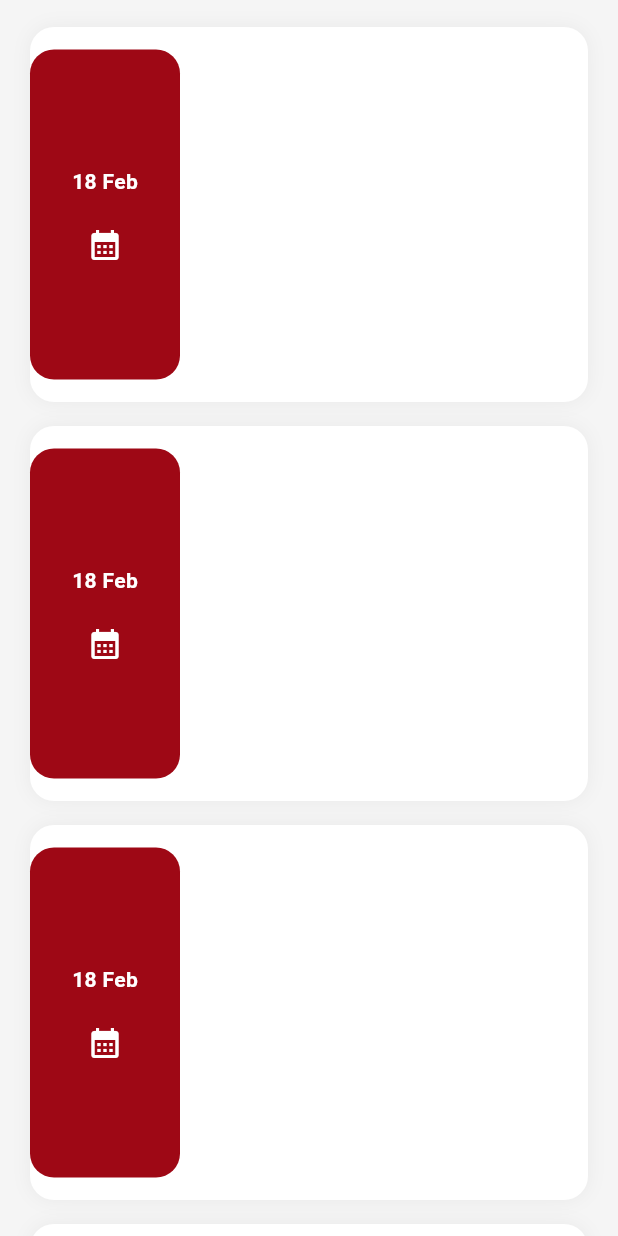
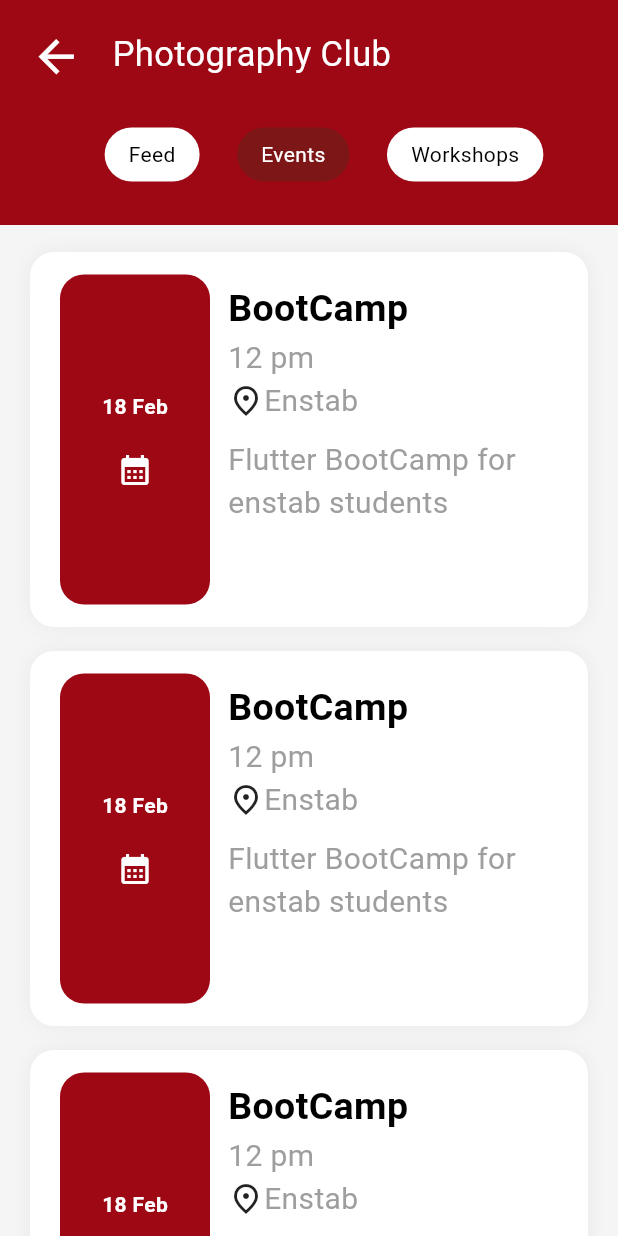
Before and after one commit to ademmhadhraoui-blip/enstab_house_pfa, a Flutter app: the ClubsPages screen opened directly, on a phone screen of 412 x 824 dp. Run offline on Flutter 3.47's test engine with Material 3 defaults, Android fonts, the phone set to English and light mode, and no system bars; missing offline and left inert: msh_checkbox.

Commit message:
update in 29/01/2026

```diff
--- a/lib/screens/clubs_pages.dart
+++ b/lib/screens/clubs_pages.dart
@@ -1,34 +1,35 @@
 import 'package:flutter/material.dart';
+import 'package:enstabhouse/screens/home_feed_screen.dart';
 class ClubsPages extends StatelessWidget {
   const ClubsPages({super.key});
   static final List<EventWidget> event = [
       EventWidget(
-          Name: 'BootCamp',
-          Description: "Flutter BootCamp for enstab students",
-          Date: "18 Feb",
-          Place: "Enstab",
-          Time: "12 pm" ,
+          name: 'BootCamp',
+          description: "Flutter BootCamp for enstab students",
+          date: "18 Feb",
+          place: "Enstab",
+          time: "12 pm" ,
       ),
     EventWidget(
-      Name: 'BootCamp',
-      Description: "Flutter BootCamp for enstab students",
-      Date: "18 Feb",
-      Place: "Enstab",
-      Time: "12 pm" ,
+      name: 'BootCamp',
+      description: "Flutter BootCamp for enstab students",
+      date: "18 Feb",
+      place: "Enstab",
+      time: "12 pm" ,
     ),
     EventWidget(
-      Name: 'BootCamp',
-      Description: "Flutter BootCamp for enstab students",
-      Date: "18 Feb",
-      Place: "Enstab",
-      Time: "12 pm" ,
+      name: 'BootCamp',
+      description: "Flutter BootCamp for enstab students",
+      date: "18 Feb",
+      place: "Enstab",
+      time: "12 pm" ,
     ),
     EventWidget(
-      Name: 'BootCamp',
-      Description: "Flutter BootCamp for enstab students",
-      Date: "18 Feb",
-      Place: "Enstab",
-      Time: "12 pm" ,
+      name: 'BootCamp',
+      description: "Flutter BootCamp for enstab students",
+      date: "18 Feb",
+      place: "Enstab",
+      time: "12 pm" ,
     ),
 
   ] ;
@@ -40,6 +41,54 @@ class ClubsPages extends StatelessWidget {
         body: SafeArea(
           child: Column(
             children: [
+              Container(
+                height: 150,
+                width: double.infinity,
+                decoration: BoxDecoration(
+                  color: Color(0xFF9E0815) ,
+                ),
+                child: Padding(
+                  padding: const EdgeInsets.only(left: 20 , top: 20),
+                  child: Column(
+                    children: [
+                      Row(
+                        crossAxisAlignment: CrossAxisAlignment.start,
+                        children: [
+                          GestureDetector(
+                            onTap: (){
+                              Navigator.push(context, MaterialPageRoute(builder: (context)=> HomeFeedScreen())
+                              );
+                            },
+                            child: Icon(Icons.arrow_back ,
+                            color: Colors.white,
+                              size: 35,
+                            ),
+                          ),
+                          SizedBox(width: 20,) ,
+                          Text("Photography Club",
+                            style: TextStyle(
+                              color: Colors.white ,
+                              fontSize: 23
+                            ),
+                          ),
+                        ],
+                      ),
+                      SizedBox(height: 30,) ,
+                      Row(
+                        mainAxisAlignment: MainAxisAlignment.center,
+                        children: [
+                          SizedBox(height: 20,),
+                          SelectedChipWidget(text: "Feed", selected: false, ) ,
+                          SizedBox(width: 25,),
+                          SelectedChipWidget(text: "Events", selected: true) ,
+                          SizedBox(width: 25,),
+                          SelectedChipWidget(text: "Workshops", selected: false, ),
+                        ],
+                      )
+                    ],
+                  ),
+                ),
+              ),
              Expanded(
                child: ListView.builder(
                  padding: const EdgeInsets.only(top: 10),
@@ -57,18 +106,18 @@ class ClubsPages extends StatelessWidget {
   }
 }
 class EventWidget {
-  final String Name ;
-  final String Description ;
-  final String Date ;
-  final String Place ;
-  final String Time ;
+  final String name ;
+  final String description ;
+  final String date ;
+  final String place ;
+  final String time ;
 
   EventWidget({
-    required this.Name ,
-    required this.Description ,
-    required this.Date ,
-    required this.Place ,
-    required this.Time ,
+    required this.name ,
+    required this.description ,
+    required this.date ,
+    required this.place ,
+    required this.time ,
 }) ;
 }
 class EventWidgetCard extends StatelessWidget {
@@ -93,7 +142,9 @@ class EventWidgetCard extends StatelessWidget {
       ),
       child: Row(
         children: [
-          Container(
+          Padding(
+            padding: const EdgeInsets.only(left: 20.0) ,
+            child: Container(
               height: 220,
               width: 100,
               padding: EdgeInsets.symmetric(horizontal: 15 ,vertical: 10),
@@ -104,7 +155,10 @@ class EventWidgetCard extends StatelessWidget {
               child:Column(
                 mainAxisAlignment: MainAxisAlignment.center,
                 children: [
-                Text(eventwidget.Date ,
+                  Text(eventwidget.date ,
+                    maxLines: 2,
+                    softWrap: true,
+                    overflow: TextOverflow.ellipsis,
                   style: TextStyle(
                     color: Colors.white ,
                     fontWeight: FontWeight.bold
@@ -116,10 +170,92 @@ class EventWidgetCard extends StatelessWidget {
                   ),
                 ],
               ),
+            ),
+          ),
+          SizedBox(width: 12.0,) ,
+          Expanded(
+            child: Padding(
+              padding: const EdgeInsets.only(top: 20),
+              child: Column(
+                mainAxisAlignment: MainAxisAlignment.start,
+                crossAxisAlignment: CrossAxisAlignment.start,
+                children: [
+                  Text(eventwidget.name ,
+                  style: TextStyle(
+                    fontSize: 25,
+                      fontWeight: FontWeight.bold ,
+                      color: Colors.black
+                  ),
+                  ),
+                  Text(eventwidget.time ,
+                    style: TextStyle(
+                      fontSize: 20,
+                      color: Colors.grey ,
+                    ),
+                  ),
+                  Row(
+                    children: [
+                      Icon(Icons.place_outlined),
+                      Text(eventwidget.place ,
+                        softWrap: true ,
+                        maxLines: 2,
+                        overflow: TextOverflow.ellipsis,
+                        style: TextStyle(
+                          fontSize: 20,
+                          color: Colors.grey ,
+                        ),
+                      ),
 
+                    ],
                   ),
+                  SizedBox(height: 10,) ,
+                  Text(eventwidget.description,
+                    softWrap: true ,
+                    maxLines: 2,
+                    overflow: TextOverflow.ellipsis,
+                    style: TextStyle(
+                      fontSize: 20,
+                      color: Colors.grey ,
+                    ),
+                  ),
+                ],
+              ),
+            ),
+          )
         ],
       )
     );
   }
 }
+class SelectedChipWidget extends StatelessWidget {
+  final String text ;
+  final bool selected ;
+
+
+  SelectedChipWidget ({
+    required this.text ,
+    required this.selected ,
+
+  });
+
+  @override
+  Widget build(BuildContext context) {
+    return GestureDetector(
+      onTap:(){
+        } ,
+      child: Container(
+        padding: const EdgeInsets.symmetric(horizontal: 16, vertical: 8),
+        decoration: BoxDecoration(
+          color: selected ? Color(0xFF7d1616) : Colors.white,
+          borderRadius: BorderRadius.circular(20),
+        ),
+        child: Text(
+          text,
+          style: TextStyle(
+            color: selected ? Colors.white : Colors.black,
+          ),
+        ),
+      ),
+    ) ;
+  }
+}
```
Lines whose indentation alone changed are shown as unchanged.
